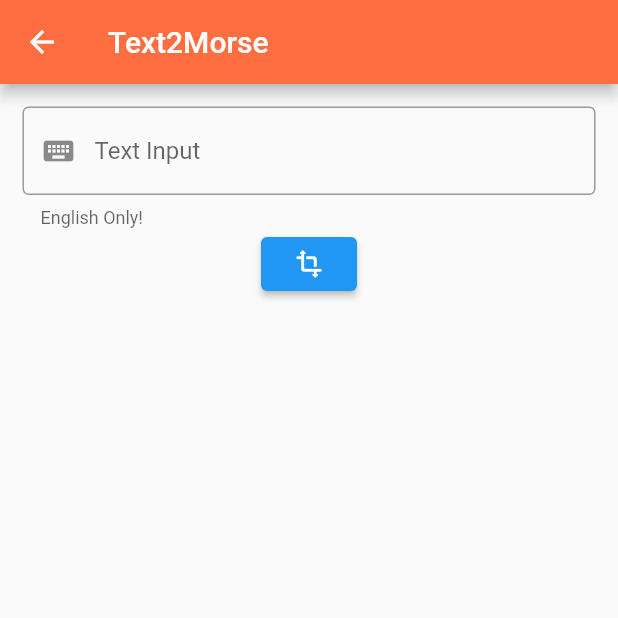
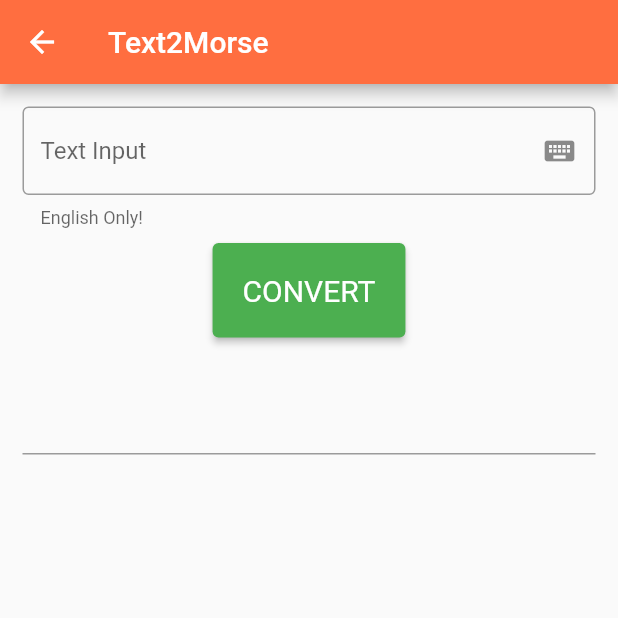
Before and after one commit to Skye023/Morse_Me, a Flutter app: the Text2Morse screen opened directly, on a phone screen of 412 x 824 dp, the top half of it. Run offline on Flutter 3.47's test engine with Material 2 defaults, Android fonts, the phone set to English and light mode, and no system bars; missing offline and left inert: dart:html.

Commit message:
Update Code

```diff
--- a/morse_me_v2/lib/converter.dart
+++ b/morse_me_v2/lib/converter.dart
@@ -7,6 +7,15 @@ class Morse2Text extends StatelessWidget {
 
   @override
   Widget build(BuildContext context) {
+
+    void _doSth(int i) {
+      if (i == 0) {
+
+      } else if (i == 1) {
+      } else
+        print('error');
+    }
+
     return Scaffold(
         appBar: AppBar(
           title: const Text('Morse2Text'),
@@ -15,12 +24,19 @@ class Morse2Text extends StatelessWidget {
         body: SingleChildScrollView(
             child: Padding(
           padding: const EdgeInsets.all(15.0),
-              child: Row(
-                  mainAxisAlignment: MainAxisAlignment.center,
-                  children: <Widget>[
+          child: Column(children: <Widget>[
+            Text(
+             '.___.._.',
+              style: TextStyle(fontSize: 30,fontWeight: FontWeight.w900,color: Colors.deepPurple),
+            ),
+            const SizedBox(
+              height: 25.0,
+            ),
+            Row(mainAxisAlignment: MainAxisAlignment.center, children: <Widget>[
               RawMaterialButton(
                   onPressed: () {
                     log('did');
+                    _doSth(0);
                   },
                   constraints: BoxConstraints.tight(const Size(150, 150)),
                   shape: RoundedRectangleBorder(
@@ -38,6 +54,7 @@ class Morse2Text extends StatelessWidget {
               RawMaterialButton(
                 onPressed: () {
                   log('dah');
+                  _doSth(1);
                 },
                 constraints: BoxConstraints.tight(const Size(150, 150)),
                 shape: RoundedRectangleBorder(
@@ -50,8 +67,9 @@ class Morse2Text extends StatelessWidget {
                   color: Colors.white,
                 ),
               )
-                  ])),
-        ));
+            ])
+          ]),
+        )));
   }
 }
 
@@ -60,6 +78,21 @@ class Text2Morse extends StatelessWidget {
 
   @override
   Widget build(BuildContext context) {
+    final _controller = TextEditingController();
+
+    @override
+    void dispose() {
+      _controller.dispose();
+    }
+
+    void T2M(String a) {
+      print(a);
+    }
+
+    final ButtonStyle _buttonStyle = ElevatedButton.styleFrom(
+        primary: Colors.green,
+        padding: const EdgeInsets.all(20),
+        textStyle: const TextStyle(fontSize: 20));
     return Scaffold(
         appBar: AppBar(
           title: const Text('Text2Morse'),
@@ -69,19 +102,28 @@ class Text2Morse extends StatelessWidget {
           child: Padding(
               padding: const EdgeInsets.all(15.0),
               child: Column(children: <Widget>[
-                const TextField(
-                  decoration: InputDecoration(
-                      prefixIcon: Icon(Icons.keyboard),
+                TextField(
+                  controller: _controller,
+                  decoration: const InputDecoration(
+                      suffixIcon: Icon(Icons.keyboard),
                       hintText: 'Text Input',
                       helperText: 'English Only!',
                       border: OutlineInputBorder()),
                 ),
+                const SizedBox(
+                  height: 10,
+                ),
                 ElevatedButton(
-                  onPressed: () {},
-                  child: const Icon(
-                    Icons.transform_rounded,
-                    size: 20.0,
+                    onPressed: () {
+                      T2M(_controller.text);
+                    },
+                    style: _buttonStyle,
+                    child: const Text('CONVERT')),
+                const SizedBox(
+                  height: 30,
                 ),
+                TextField(
+                  controller: _controller,
                 )
               ])),
         ));
```
Lines whose indentation alone changed are shown as unchanged.
